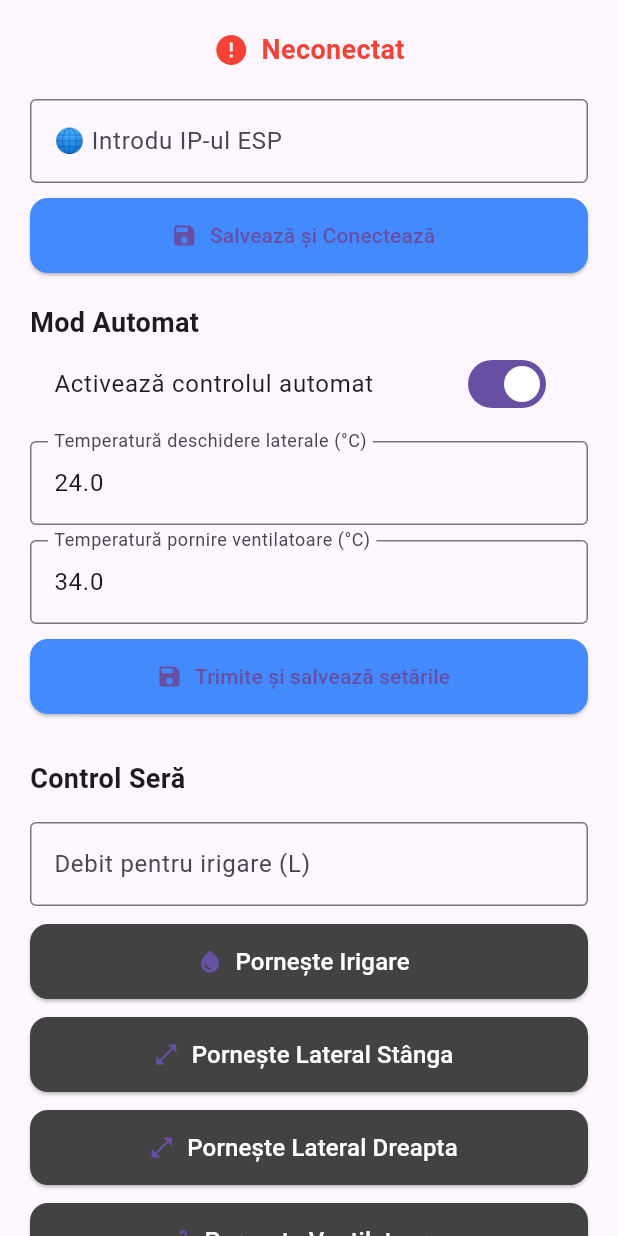
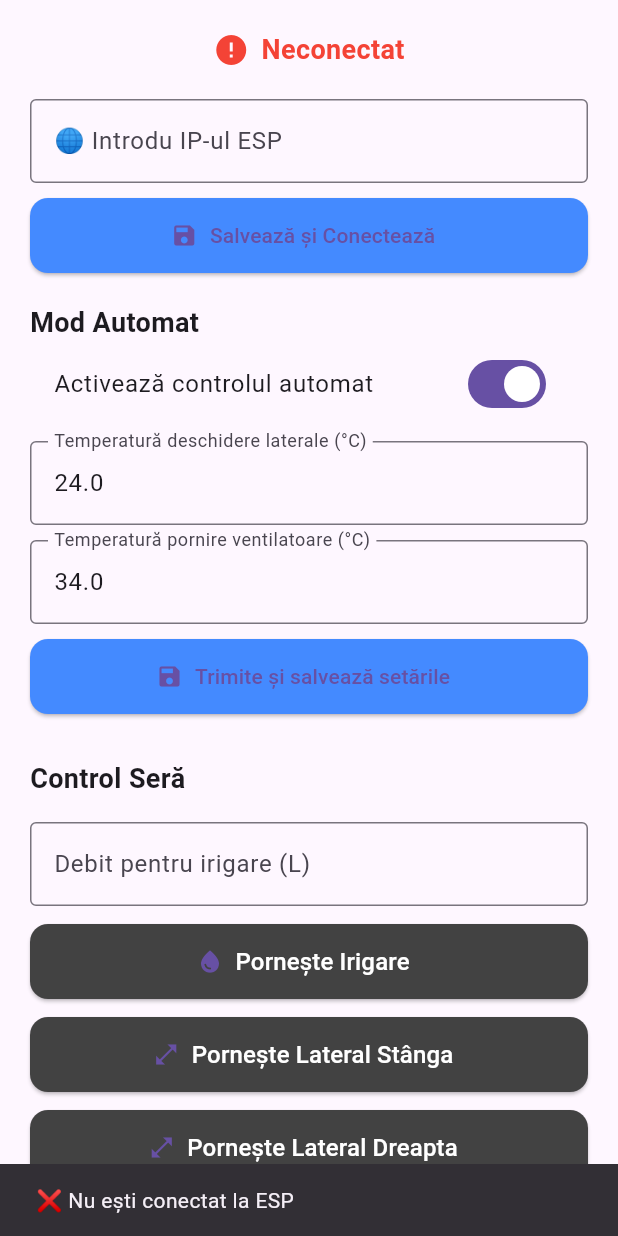
Before and after one commit to danielDanielq/flutter_smart_greenhouse, a Flutter app: the screen it shows after launch, after a tap on "Activează controlul automat", on a phone screen of 412 x 824 dp. Run offline on Flutter 3.47's test engine with Material 3 defaults, Android fonts, the phone set to English and light mode, and no system bars; our stand-ins replace shared_preferences.

Commit message:
better uppdates

```diff
--- a/lib/screens/home_screen.dart
+++ b/lib/screens/home_screen.dart
@@ -293,10 +293,23 @@ class _HomeScreenState extends State<HomeScreen> {
             SwitchListTile(
               title: const Text("Activează controlul automat"),
               value: _autoMode,
-              onChanged: (val) {
+              onChanged: (val) async {
                 setState(() {
                   _autoMode = val;
                 });
+
+                // Salvează imediat în SharedPreferences
+                final prefs = PreferencesService();
+                await prefs.saveAutoMode(val);
+
+                // Trimite comanda instant către ESP dacă este conectat
+                if (tcpService.conectat) {
+                  tcpService.trimiteComanda("AUTO:${val ? 1 : 0}");
+                } else {
+                  ScaffoldMessenger.of(context).showSnackBar(
+                    const SnackBar(content: Text("❌ Nu ești conectat la ESP")),
+                  );
+                }
               },
             ),
             const SizedBox(height: 10),
```
